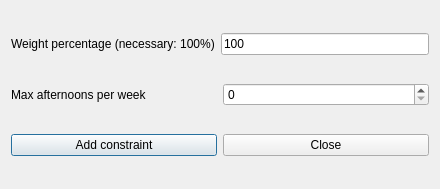
First picture: the form in fet/src/interface/addconstraintteachersmaxafternoonsperweekform_template.ui, repository vonmecheln/fet, before the edit.
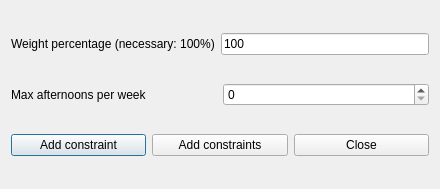
Second picture: the form after the edit.

The edit to the form file:
```diff
--- a/fet/src/interface/addconstraintteachersmaxafternoonsperweekform_template.ui
+++ b/fet/src/interface/addconstraintteachersmaxafternoonsperweekform_template.ui
@@ -73,6 +73,13 @@
        </property>
       </widget>
      </item>
+     <item>
+      <widget class="QPushButton" name="addConstraintsPushButton">
+       <property name="text">
+        <string>Add constraints</string>
+       </property>
+      </widget>
+     </item>
      <item>
       <widget class="QPushButton" name="closePushButton">
        <property name="text">
```
